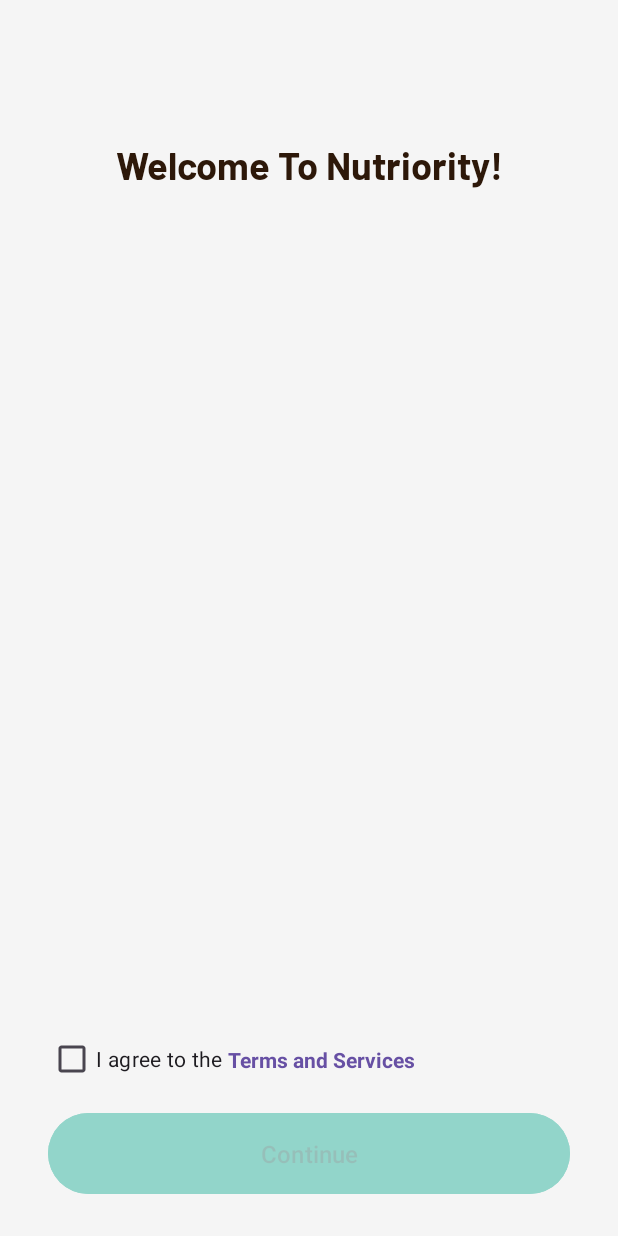
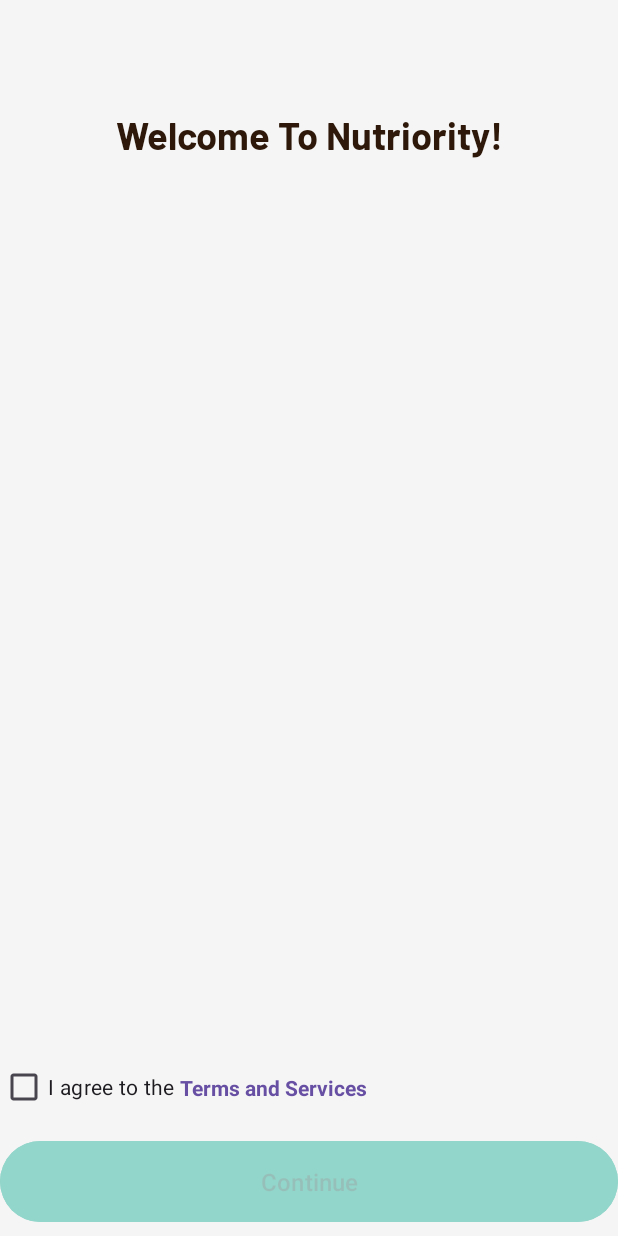
Before and after one commit to nexonsabanao/Capstone, an Android app: the screen it shows after launch (MainActivity), on a phone screen of 412 x 824 dp. Run offline under Robolectric (Android 15) with nearby library versions, the phone set to English and light mode, and no system bars; our stand-ins replace Room's generated code.

Commit message:
version 1.1

```diff
--- a/app/src/main/res/layout/fragment_age.xml
+++ b/app/src/main/res/layout/fragment_age.xml
@@ -4,8 +4,6 @@
     xmlns:tools="http://schemas.android.com/tools"
     android:layout_width="match_parent"
     android:layout_height="match_parent"
-    android:paddingTop="20dp"
-    android:paddingBottom="24dp"
     android:background="@android:color/transparent"
     tools:context=".onboarding.screens.AgeFragment">
 
--- a/app/src/main/res/layout/fragment_fifth_screen.xml
+++ b/app/src/main/res/layout/fragment_fifth_screen.xml
@@ -4,8 +4,6 @@
     xmlns:tools="http://schemas.android.com/tools"
     android:layout_width="match_parent"
     android:layout_height="match_parent"
-    android:paddingTop="20dp"
-    android:paddingBottom="24dp"
     android:background="@android:color/transparent"
     tools:context=".onboarding.screens.FifthScreen">
 
--- a/app/src/main/res/layout/fragment_first_screen.xml
+++ b/app/src/main/res/layout/fragment_first_screen.xml
@@ -6,8 +6,6 @@
     android:layout_width="match_parent"
     android:layout_height="match_parent"
     android:background="@android:color/transparent"
-    android:paddingTop="20dp"
-    android:paddingBottom="24dp"
     tools:context=".onboarding.screens.FirstScreen">
 
     <TextView
--- a/app/src/main/res/layout/fragment_fourth_screen.xml
+++ b/app/src/main/res/layout/fragment_fourth_screen.xml
@@ -4,8 +4,6 @@
     xmlns:tools="http://schemas.android.com/tools"
     android:layout_width="match_parent"
     android:layout_height="match_parent"
-    android:paddingTop="20dp"
-    android:paddingBottom="24dp"
     android:background="@android:color/transparent"
     tools:context=".onboarding.screens.FourthScreen">
 
--- a/app/src/main/res/layout/fragment_meal.xml
+++ b/app/src/main/res/layout/fragment_meal.xml
@@ -4,8 +4,6 @@
     xmlns:tools="http://schemas.android.com/tools"
     android:layout_width="match_parent"
     android:layout_height="match_parent"
-    android:paddingTop="20dp"
-    android:paddingBottom="24dp"
     tools:context=".MealFragment">
 
     <TextView
--- a/app/src/main/res/layout/fragment_second_screen.xml
+++ b/app/src/main/res/layout/fragment_second_screen.xml
@@ -5,8 +5,6 @@
     xmlns:tools="http://schemas.android.com/tools"
     android:layout_width="match_parent"
     android:layout_height="match_parent"
-    android:paddingTop="20dp"
-    android:paddingBottom="24dp"
     android:background="@android:color/transparent"
     tools:context=".onboarding.screens.SecondScreen">
 
--- a/app/src/main/res/layout/fragment_seventh_screen.xml
+++ b/app/src/main/res/layout/fragment_seventh_screen.xml
@@ -4,8 +4,6 @@
     xmlns:tools="http://schemas.android.com/tools"
     android:layout_width="match_parent"
     android:layout_height="match_parent"
-    android:paddingTop="20dp"
-    android:paddingBottom="24dp"
     android:background="@android:color/transparent"
     tools:context=".onboarding.screens.SeventhScreen">
 
--- a/app/src/main/res/layout/fragment_sixth_screen.xml
+++ b/app/src/main/res/layout/fragment_sixth_screen.xml
@@ -3,8 +3,6 @@
     xmlns:tools="http://schemas.android.com/tools"
     android:layout_width="match_parent"
     android:layout_height="match_parent"
-    android:paddingTop="20dp"
-    android:paddingBottom="24dp"
     android:background="@android:color/transparent"
     tools:context=".onboarding.screens.SixthScreen">
 
--- a/app/src/main/res/layout/fragment_third_screen.xml
+++ b/app/src/main/res/layout/fragment_third_screen.xml
@@ -3,8 +3,6 @@
     xmlns:tools="http://schemas.android.com/tools"
     android:layout_width="match_parent"
     android:layout_height="match_parent"
-    android:paddingTop="20dp"
-    android:paddingBottom="24dp"
     android:background="@android:color/transparent"
     tools:context=".onboarding.screens.ThirdScreen">
 
@@ -78,7 +76,6 @@
             android:layout_height="wrap_content"
             android:orientation="vertical"
             android:animateLayoutChanges="false">
-v
             <RadioGroup
                 android:id="@+id/lifestyleRadioGroup"
                 android:layout_width="match_parent"
--- a/app/src/main/res/layout/fragment_view_pager.xml
+++ b/app/src/main/res/layout/fragment_view_pager.xml
@@ -4,6 +4,7 @@
     xmlns:tools="http://schemas.android.com/tools"
     android:layout_width="match_parent"
     android:layout_height="match_parent"
+    android:paddingBottom="5dp"
     android:background="@android:color/transparent"
     tools:context=".onboarding.ViewPagerFragment">
 
--- a/app/src/main/res/layout/fragment_welcome.xml
+++ b/app/src/main/res/layout/fragment_welcome.xml
@@ -5,8 +5,6 @@
     android:layout_width="match_parent"
     android:layout_height="match_parent"
     android:background="@android:color/transparent"
-    android:paddingHorizontal="32dp"
-    android:paddingVertical="24dp"
     tools:context=".onboarding.screens.WelcomeFragment">
 
     <!-- top/bottom spacing handled by root padding + BaseFragment insets -->
```
